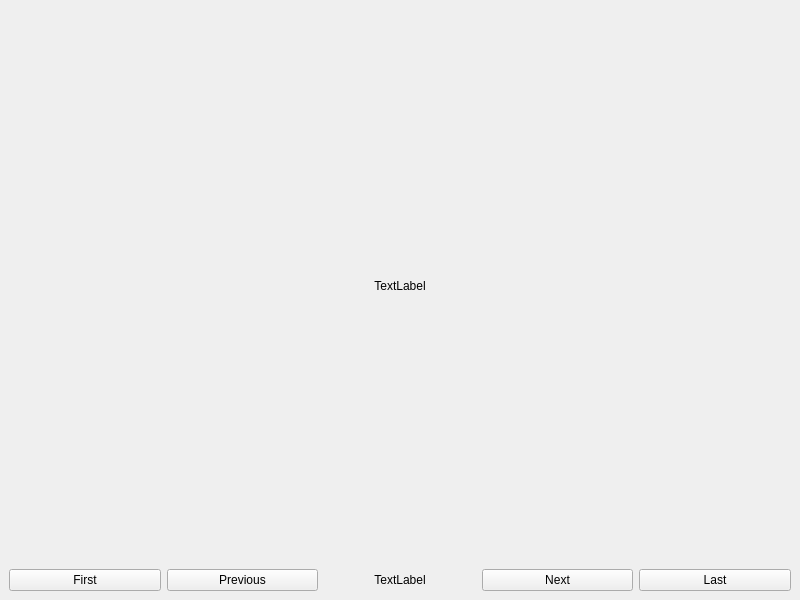
Old version of the form sessionwindow.ui in the repository sizlo/QImageViewer.
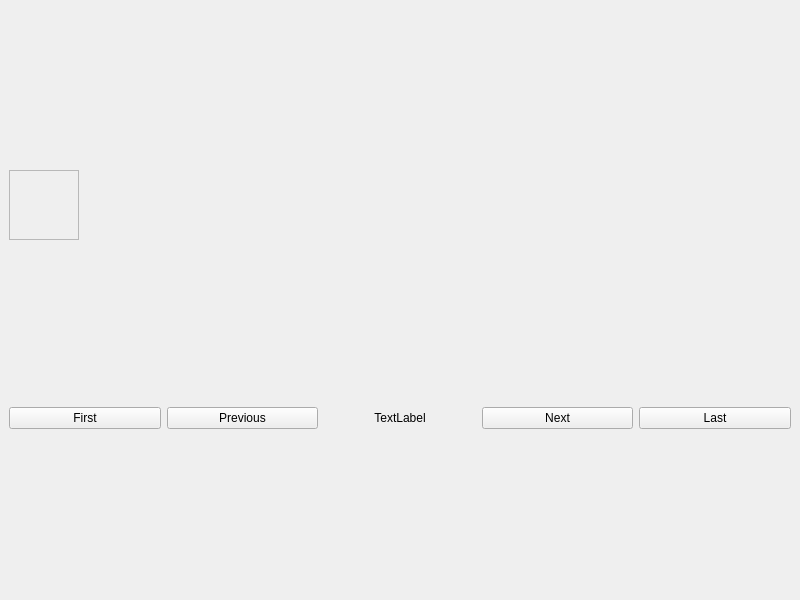
New version of the form.

Commit message: If the image is too big make it scrollable

```diff
--- a/sessionwindow.ui
+++ b/sessionwindow.ui
@@ -16,13 +16,32 @@
   <widget class="QWidget" name="centralwidget">
    <layout class="QVBoxLayout" name="verticalLayout">
     <item>
-     <widget class="QLabel" name="lblImage">
-      <property name="text">
-       <string>TextLabel</string>
+     <widget class="QScrollArea" name="imageScrollArea">
+      <property name="sizePolicy">
+       <sizepolicy hsizetype="Fixed" vsizetype="Fixed">
+        <horstretch>0</horstretch>
+        <verstretch>0</verstretch>
+       </sizepolicy>
       </property>
-      <property name="alignment">
-       <set>Qt::AlignCenter</set>
+      <property name="focusPolicy">
+       <enum>Qt::NoFocus</enum>
       </property>
+      <property name="sizeAdjustPolicy">
+       <enum>QAbstractScrollArea::AdjustIgnored</enum>
+      </property>
+      <property name="widgetResizable">
+       <bool>true</bool>
+      </property>
+      <widget class="QWidget" name="imageScrollAreaContents">
+       <property name="geometry">
+        <rect>
+         <x>0</x>
+         <y>0</y>
+         <width>76</width>
+         <height>76</height>
+        </rect>
+       </property>
+      </widget>
      </widget>
     </item>
     <item>
```
The commit also changes 2 other files.
